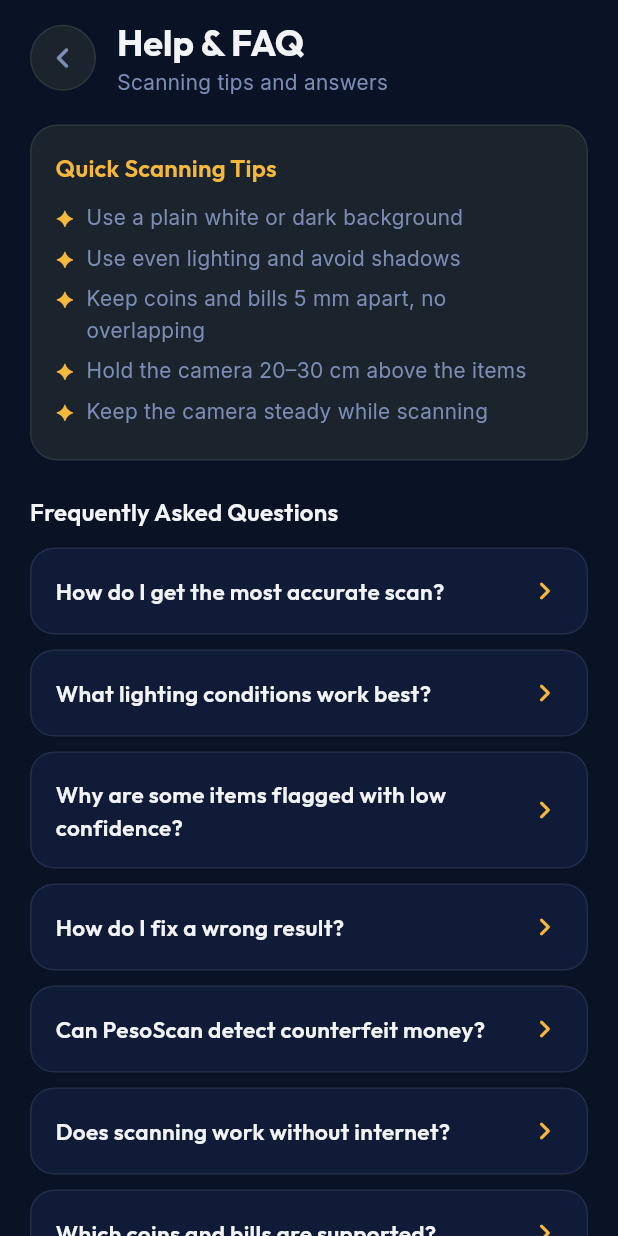
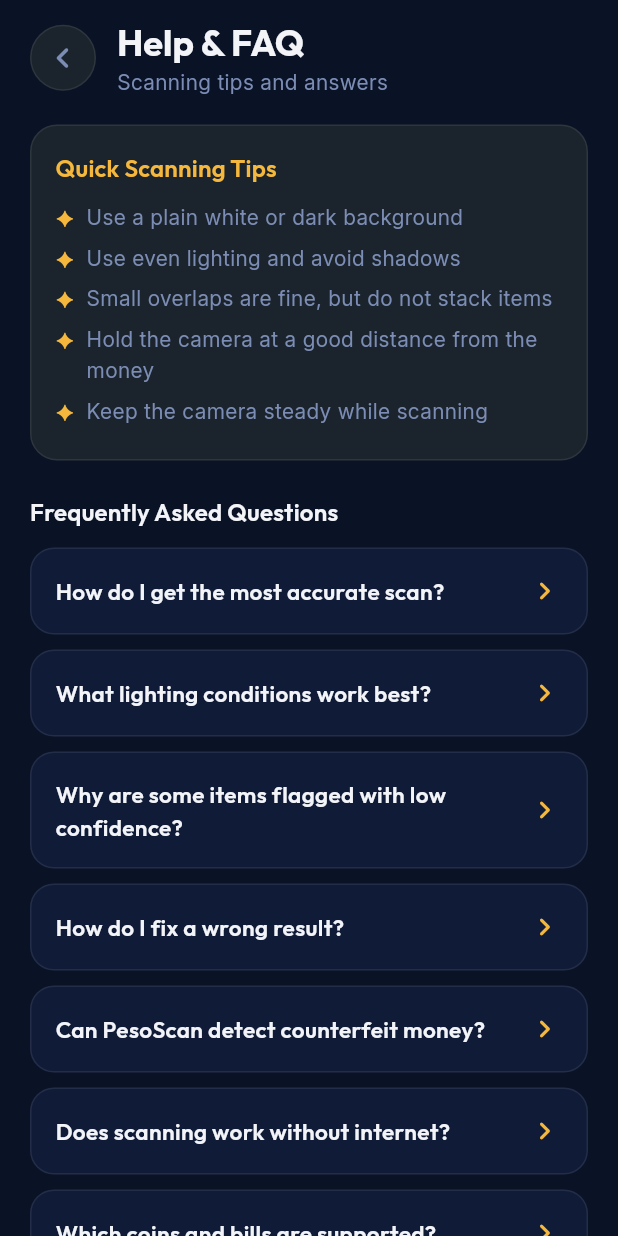
Before and after one commit to Klarrrr/PesoScan, a Flutter app: the HelpFaqScreen screen opened by its route, on a phone screen of 412 x 824 dp. Run offline on Flutter 3.47's test engine with Material 3 defaults, Android fonts, the phone set to English and light mode, and no system bars; our stand-ins replace audioplayers, camera, connectivity_plus, package_info_plus, permission_handler, share_plus and 3 more; missing offline and left inert: gal; accounts and stored records are empty.

Commit message:
fix(scanner): count the whole visible camera view; relax overlap and distance wording

```diff
--- a/lib/data/help_content.dart
+++ b/lib/data/help_content.dart
@@ -5,8 +5,8 @@
 const List<String> quickTips = [
   'Use a plain white or dark background',
   'Use even lighting and avoid shadows',
-  'Keep coins and bills 5 mm apart, no overlapping',
-  'Hold the camera 20–30 cm above the items',
+  'Small overlaps are fine, but do not stack items',
+  'Hold the camera at a good distance from the money',
   'Keep the camera steady while scanning',
 ];
 
@@ -20,9 +20,10 @@
     const InfoSection(
       'How do I get the most accurate scan?',
       'Spread your coins and bills on a plain, flat surface in a single layer. '
-          'Keep them about 5 mm apart so they do not touch or overlap, hold the '
-          'camera 20–30 cm above, and keep it steady until the boxes stop '
-          'moving. Flatten folded bills first.',
+          'Small overlaps are fine, but do not stack items or cover one with '
+          'another. Hold the camera at a good distance from the money so every '
+          'item looks clear, and keep it steady until the boxes stop moving. '
+          'Flatten folded bills first.',
     ),
     const InfoSection(
       'What lighting conditions work best?',
@@ -69,8 +70,8 @@
     ),
     const InfoSection(
       'Why is my coin or bill not being detected?',
-      'Check that it is fully inside the gold corners, not too small or too '
-          'far, not blurry, and not touching other items. Make sure it is one '
+      'Check that it is fully in the camera view, not too small or too far, '
+          'not blurry, and not hidden under other items. Make sure it is one '
           'of the supported designs in the Currency Guide, and try better '
           'light. Tap Reset and try again.',
     ),
--- a/lib/screens/onboarding/onboarding_screen.dart
+++ b/lib/screens/onboarding/onboarding_screen.dart
@@ -47,10 +47,9 @@
   const _OnboardingPage(
     AppImages.onboardingSpacing,
     Icons.swap_horiz_rounded,
-    'Avoid Overlapping',
-    'PesoScan detects each coin and bill individually. Overlapping items '
-        'may reduce accuracy — separate them slightly for a precise count.',
-    'Leave at least 5mm between each item.',
+    'Overlapping',
+    'PesoScan detects each coin and bill individually. Small overlaps are fine, but do not stack items or cover one with another.',
+    'Spread items out so each one is easy to see.',
   ),
   _OnboardingPage(
     AppImages.onboardingInstant,
--- a/lib/screens/scanner/detection_overlay.dart
+++ b/lib/screens/scanner/detection_overlay.dart
@@ -27,8 +27,9 @@
             area: constraints.biggest,
             frameAspect: frameAspect,
           );
-          return Stack(
-            clipBehavior: Clip.none,
+          // ClipRect: nothing is drawn outside the camera area.
+          return ClipRect(
+            child: Stack(
               children: [
                 for (final d in detections)
                   Positioned.fromRect(
@@ -36,6 +37,7 @@
                     child: _DetectionBox(detection: d),
                   ),
               ],
+            ),
           );
         },
       ),
--- a/lib/screens/scanner/guidance_widgets.dart
+++ b/lib/screens/scanner/guidance_widgets.dart
@@ -4,7 +4,6 @@
 
 import '../../core/app_colors.dart';
 import '../../core/app_theme.dart';
-import '../../core/constants.dart';
 import '../../core/guidance.dart';
 import '../../services/frame_analyzer.dart';
 import '../../widgets/gold_button.dart';
@@ -76,7 +75,7 @@
                       ? 'Closer'
                       : back
                       ? 'Back'
-                      : AppConstants.suggestedDistance,
+                      : 'Distance',
                   level: (closer || back) ? _Level.warn : _Level.neutral,
                 ),
               ],
@@ -311,12 +310,13 @@
     (
       Icons.open_with_rounded,
       'Spread the items out',
-      'Leave at least 5 mm between coins and bills. Do not stack them.',
+      'Small overlaps are fine, but do not stack coins or cover them with bills.',
     ),
     (
       Icons.straighten_rounded,
-      'Hold the camera 20–30 cm above',
-      'Keep everything inside the gold corners.',
+      'Keep a good distance',
+      'Hold the camera far enough to see everything and close enough that '
+          'each item looks clear. Everything in the camera view is counted.',
     ),
     (
       Icons.wb_sunny_outlined,
--- a/lib/screens/scanner/problem_widgets.dart
+++ b/lib/screens/scanner/problem_widgets.dart
@@ -115,8 +115,8 @@
           Padding(
             padding: const EdgeInsets.only(right: 8),
             child: Text(
-              'Put them flat on a plain surface, inside the gold corners, '
-              'with good light.',
+              'Put them flat on a plain surface, in good light, then point '
+              'the camera at them.',
               style: TextStyle(
                 color: c.textSecondary,
                 fontSize: 13,
--- a/lib/services/detector/mock_detector.dart
+++ b/lib/services/detector/mock_detector.dart
@@ -84,10 +84,11 @@
   }
 
   /// Two coins overlapping and a third close by: "too close together".
+  /// Two coins almost on top of each other: heavy overlap.
   List<_MockItem> _crowdedScene() => [
-    _item(MoneyClasses.coins, 0.40, 0.45, 0.16),
-    _item(MoneyClasses.coins, 0.50, 0.47, 0.16),
-    _item(MoneyClasses.coins, 0.70, 0.62, 0.16),
+    _item(MoneyClasses.coins, 0.45, 0.45, 0.16),
+    _item(MoneyClasses.coins, 0.48, 0.46, 0.16),
+    _item(MoneyClasses.coins, 0.72, 0.64, 0.16),
   ];
 
   /// One coin sticking out of the right edge, one touching the left edge.
```
Also changed, not shown: lib/core/constants.dart (+4 -6 lines), lib/core/frame_mapper.dart (+14 -0 lines), lib/core/guidance.dart (+31 -26 lines), lib/providers/scanner_provider.dart (+14 -1 lines), lib/screens/scanner/scanner_screen.dart (+18 -9 lines). Lines whose indentation alone changed are shown as unchanged.
